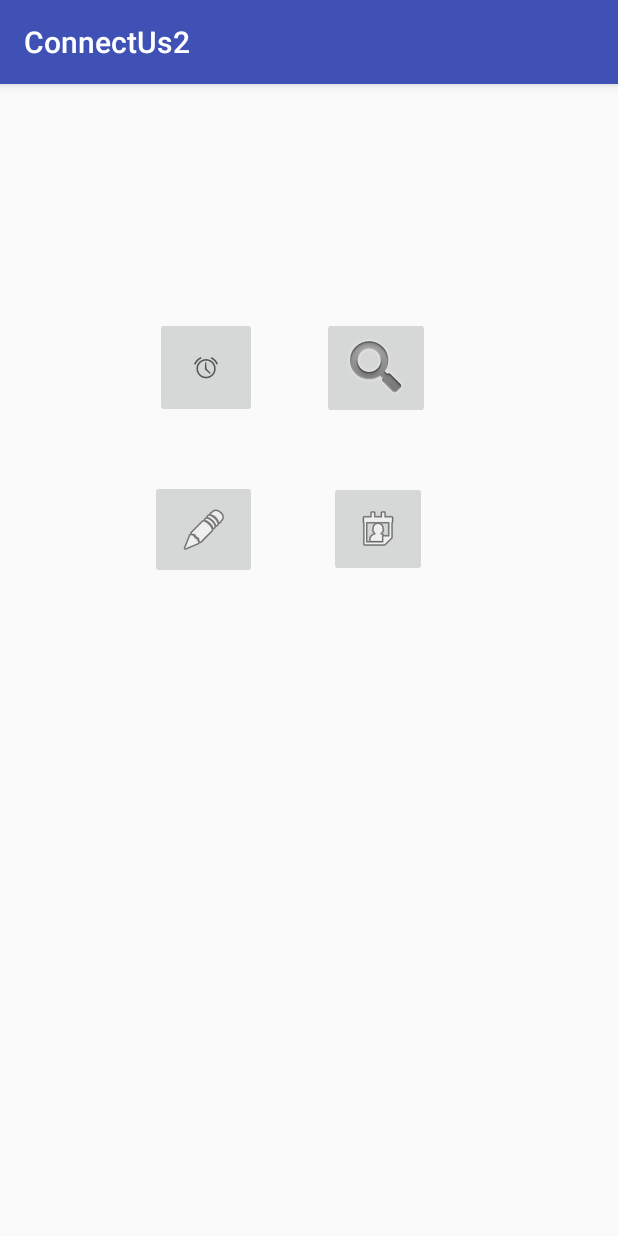
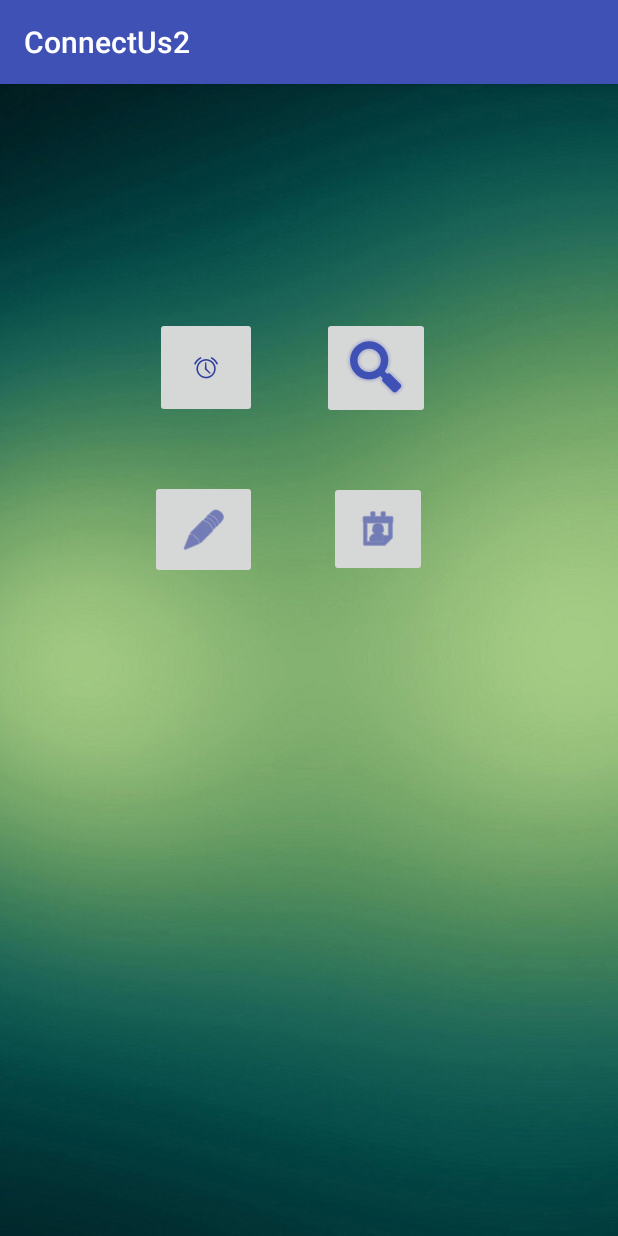
Before and after one commit to winnk/ConnectUs-Android, an Android app: the screen it shows after launch (MainActivity), on a phone screen of 412 x 824 dp. Run offline under Robolectric (Android 15) with nearby library versions, the phone set to English and light mode, and no system bars; our stand-ins replace ButterKnife.

Commit message:
adds background and styling

```diff
--- a/app/src/main/res/layout/activity_main.xml
+++ b/app/src/main/res/layout/activity_main.xml
@@ -7,49 +7,69 @@
     android:layout_height="match_parent"
     tools:context="com.example.kaya.connectus2.MainActivity">
 
+    <ImageView
+        android:id="@+id/imageView5"
+        android:layout_width="wrap_content"
+        android:layout_height="wrap_content"
+        android:background="@drawable/greenhaze"
+        android:scaleType="centerCrop"
+        app:srcCompat="@drawable/greenhaze"
+        tools:layout_editor_absoluteX="0dp"
+        tools:layout_editor_absoluteY="0dp"/>
+
     <ImageButton
         android:id="@+id/reminderButton"
         android:layout_width="68dp"
         android:layout_height="67dp"
-        app:srcCompat="@android:drawable/ic_lock_idle_alarm"
+        android:layout_marginBottom="8dp"
+        android:layout_marginLeft="103dp"
+        android:layout_marginStart="103dp"
+        android:layout_marginTop="155dp"
+        android:tint="@color/colorPrimaryDark"
+        app:layout_constraintBottom_toTopOf="@+id/noteButton"
+        app:layout_constraintLeft_toLeftOf="parent"
         app:layout_constraintTop_toTopOf="parent"
-        android:layout_marginTop="155dp"
-        android:layout_marginBottom="8dp"
-        app:layout_constraintBottom_toTopOf="@+id/noteButton"
-        android:layout_marginLeft="103dp"
-        app:layout_constraintLeft_toLeftOf="parent"
-        app:layout_constraintVertical_bias="0.0"/>
+        app:layout_constraintVertical_bias="0.0"
+        app:srcCompat="@android:drawable/ic_lock_idle_alarm"/>
 
     <ImageButton
         android:id="@+id/symptomSearchButton"
         android:layout_width="wrap_content"
         android:layout_height="68dp"
-        app:srcCompat="@android:drawable/ic_search_category_default"
-        app:layout_constraintTop_toTopOf="parent"
-        android:layout_marginTop="155dp"
-        app:layout_constraintLeft_toRightOf="@+id/reminderButton"
+        android:layout_marginEnd="8dp"
         android:layout_marginLeft="43dp"
         android:layout_marginRight="8dp"
+        android:layout_marginStart="43dp"
+        android:layout_marginTop="155dp"
+        android:tint="?attr/colorPrimary"
+        app:layout_constraintHorizontal_bias="0.0"
+        app:layout_constraintLeft_toRightOf="@+id/reminderButton"
         app:layout_constraintRight_toRightOf="parent"
-        app:layout_constraintHorizontal_bias="0.0"/>
+        app:layout_constraintTop_toTopOf="parent"
+        app:srcCompat="@android:drawable/ic_search_category_default"/>
 
     <ImageButton
         android:id="@+id/noteButton"
         android:layout_width="71dp"
         android:layout_height="66dp"
-        app:srcCompat="@android:drawable/ic_menu_edit"
         android:layout_marginLeft="100dp"
+        android:layout_marginStart="100dp"
+        android:layout_marginTop="264dp"
+        android:tint="?android:attr/colorPrimaryDark"
         app:layout_constraintLeft_toLeftOf="parent"
         app:layout_constraintTop_toTopOf="parent"
-        android:layout_marginTop="264dp"/>
+        app:srcCompat="@android:drawable/ic_menu_edit"/>
 
     <ImageButton
         android:id="@+id/calendarButton"
         android:layout_width="65dp"
         android:layout_height="64dp"
-        app:srcCompat="@android:drawable/ic_menu_my_calendar"
+        android:layout_marginLeft="48dp"
+        android:layout_marginStart="48dp"
         android:layout_marginTop="41dp"
+        android:tint="@color/colorPrimaryDark"
+        app:layout_constraintLeft_toRightOf="@+id/noteButton"
         app:layout_constraintTop_toBottomOf="@+id/symptomSearchButton"
-        app:layout_constraintLeft_toRightOf="@+id/noteButton"
-        android:layout_marginLeft="48dp"/>
+        app:srcCompat="@android:drawable/ic_menu_my_calendar"/>
+
 </android.support.constraint.ConstraintLayout>
--- a/app/src/main/res/values/colors.xml
+++ b/app/src/main/res/values/colors.xml
@@ -1,6 +1,6 @@
 <?xml version="1.0" encoding="utf-8"?>
 <resources>
-    <color name="colorPrimary">#3F51B5</color>
-    <color name="colorPrimaryDark">#303F9F</color>
+    <color name="colorPrimary">#3f51b5</color>
+    <color name="colorPrimaryDark">#303f9f</color>
     <color name="colorAccent">#FF4081</color>
 </resources>
```
Also changed, not shown: app/src/main/res/drawable/greenhaze.jpg (added), app/src/main/res/drawable/radialgradientback.png (added).
